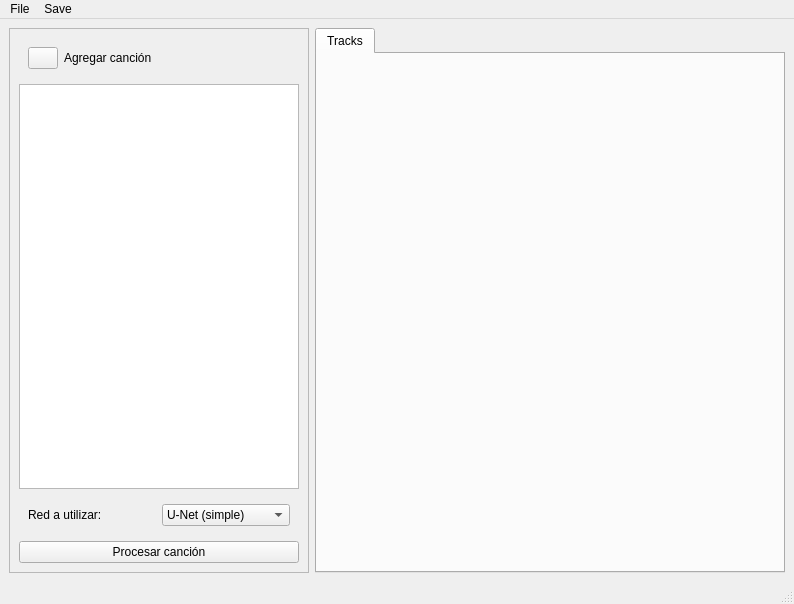
Above: designer/mainwindow.ui from BrunoDS01/App_ASSD before the change. Below: the same form after it.
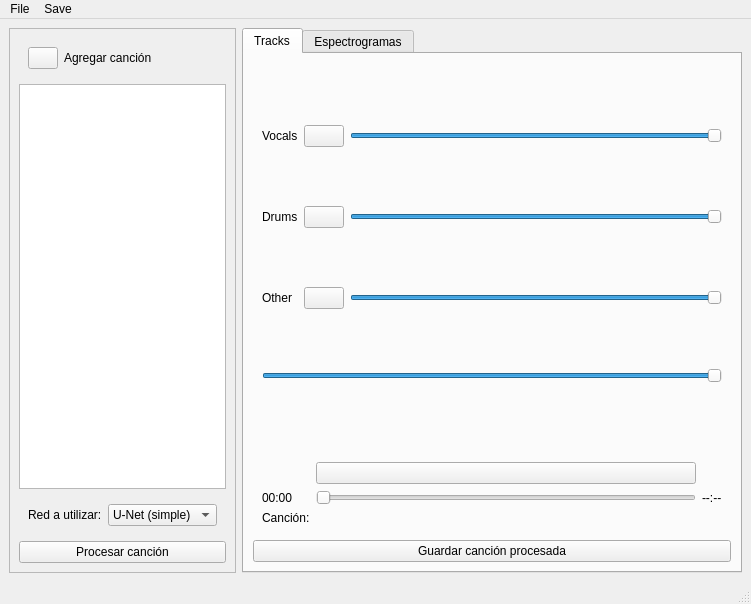
That is the form after the change. Icons and pictures are not drawn.

Diff of the .ui file:
```diff
--- a/designer/mainwindow.ui
+++ b/designer/mainwindow.ui
@@ -6,7 +6,7 @@
    <rect>
     <x>0</x>
     <y>0</y>
-    <width>794</width>
+    <width>728</width>
     <height>604</height>
    </rect>
   </property>
@@ -110,10 +110,202 @@
     </item>
     <item>
      <widget class="QTabWidget" name="tabWidget_2">
+      <property name="minimumSize">
+       <size>
+        <width>500</width>
+        <height>0</height>
+       </size>
+      </property>
+      <property name="currentIndex">
+       <number>0</number>
+      </property>
       <widget class="QWidget" name="tabWidget_2Page1">
        <attribute name="title">
         <string>Tracks</string>
        </attribute>
+       <layout class="QGridLayout" name="gridLayout_2">
+        <item row="2" column="0">
+         <widget class="QWidget" name="widget_3" native="true">
+          <layout class="QGridLayout" name="gridLayout_4">
+           <item row="2" column="0">
+            <widget class="QLabel" name="currentSongMiniteLabel">
+             <property name="text">
+              <string>00:00</string>
+             </property>
+            </widget>
+           </item>
+           <item row="2" column="1">
+            <widget class="QSlider" name="musicScrollerHorizontalSlider">
+             <property name="maximum">
+              <number>3600</number>
+             </property>
+             <property name="orientation">
+              <enum>Qt::Horizontal</enum>
+             </property>
+            </widget>
+           </item>
+           <item row="2" column="3">
+            <widget class="QLabel" name="totalSongDurationLabel">
+             <property name="text">
+              <string>--:--</string>
+             </property>
+            </widget>
+           </item>
+           <item row="0" column="1">
+            <widget class="QPushButton" name="playSongPushButton">
+             <property name="maximumSize">
+              <size>
+               <width>16777215</width>
+               <height>16777215</height>
+              </size>
+             </property>
+             <property name="contextMenuPolicy">
+              <enum>Qt::DefaultContextMenu</enum>
+             </property>
+             <property name="layoutDirection">
+              <enum>Qt::LeftToRight</enum>
+             </property>
+             <property name="styleSheet">
+              <string notr="true">image: url(:/button_images/assets/play_simb.png);</string>
+             </property>
+             <property name="text">
+              <string/>
+             </property>
+            </widget>
+           </item>
+           <item row="3" column="1">
+            <widget class="QLabel" name="chosenSongLabel">
+             <property name="text">
+              <string/>
+             </property>
+            </widget>
+           </item>
+           <item row="3" column="0">
+            <widget class="QLabel" name="label_7">
+             <property name="text">
+              <string>Canción:</string>
+             </property>
+            </widget>
+           </item>
+          </layout>
+         </widget>
+        </item>
+        <item row="0" column="0">
+         <widget class="QStackedWidget" name="stackedWidget">
+          <property name="currentIndex">
+           <number>0</number>
+          </property>
+          <widget class="QWidget" name="page">
+           <layout class="QGridLayout" name="gridLayout_3">
+            <item row="2" column="0">
+             <widget class="QLabel" name="label_5">
+              <property name="text">
+               <string>Other</string>
+              </property>
+             </widget>
+            </item>
+            <item row="2" column="1">
+             <widget class="QPushButton" name="muteOtherPushButton">
+              <property name="styleSheet">
+               <string notr="true">image: url(:/button_images/assets/mute.png);</string>
+              </property>
+              <property name="text">
+               <string/>
+              </property>
+             </widget>
+            </item>
+            <item row="1" column="0">
+             <widget class="QLabel" name="label_4">
+              <property name="text">
+               <string>Drums</string>
+              </property>
+             </widget>
+            </item>
+            <item row="1" column="1">
+             <widget class="QPushButton" name="muteDrumsPushButton">
+              <property name="styleSheet">
+               <string notr="true">image: url(:/button_images/assets/mute.png);</string>
+              </property>
+              <property name="text">
+               <string/>
+              </property>
+             </widget>
+            </item>
+            <item row="2" column="2">
+             <widget class="QSlider" name="otherVolumeHorizontalSlider">
+              <property name="value">
+               <number>99</number>
+              </property>
+              <property name="orientation">
+               <enum>Qt::Horizontal</enum>
+              </property>
+             </widget>
+            </item>
+            <item row="1" column="2">
+             <widget class="QSlider" name="drumsVolumeHorizontalSlider_3">
+              <property name="value">
+               <number>99</number>
+              </property>
+              <property name="orientation">
+               <enum>Qt::Horizontal</enum>
+              </property>
+             </widget>
+            </item>
+            <item row="0" column="0">
+             <widget class="QLabel" name="label_3">
+              <property name="text">
+               <string>Vocals</string>
+              </property>
+             </widget>
+            </item>
+            <item row="0" column="1">
+             <widget class="QPushButton" name="muteVocalsPushButton">
+              <property name="styleSheet">
+               <string notr="true">image: url(:/button_images/assets/mute.png);</string>
+              </property>
+              <property name="text">
+               <string/>
+              </property>
+             </widget>
+            </item>
+            <item row="3" column="0" colspan="3">
+             <widget class="QSlider" name="globalVolumeHorizontalSlider">
+              <property name="value">
+               <number>99</number>
+              </property>
+              <property name="orientation">
+               <enum>Qt::Horizontal</enum>
+              </property>
+             </widget>
+            </item>
+            <item row="0" column="2">
+             <widget class="QSlider" name="vocalVolumeHorizontalSlider">
+              <property name="value">
+               <number>99</number>
+              </property>
+              <property name="orientation">
+               <enum>Qt::Horizontal</enum>
+              </property>
+             </widget>
+            </item>
+           </layout>
+          </widget>
+          <widget class="QWidget" name="page_2"/>
+         </widget>
+        </item>
+        <item row="3" column="0">
+         <widget class="QPushButton" name="saveSongPushButton">
+          <property name="text">
+           <string>Guardar canción procesada</string>
+          </property>
+         </widget>
+        </item>
+       </layout>
+      </widget>
+      <widget class="QWidget" name="tab">
+       <attribute name="title">
+        <string>Espectrogramas</string>
+       </attribute>
       </widget>
      </widget>
     </item>
@@ -124,7 +316,7 @@
     <rect>
      <x>0</x>
      <y>0</y>
-     <width>794</width>
+     <width>728</width>
      <height>21</height>
     </rect>
    </property>
```
